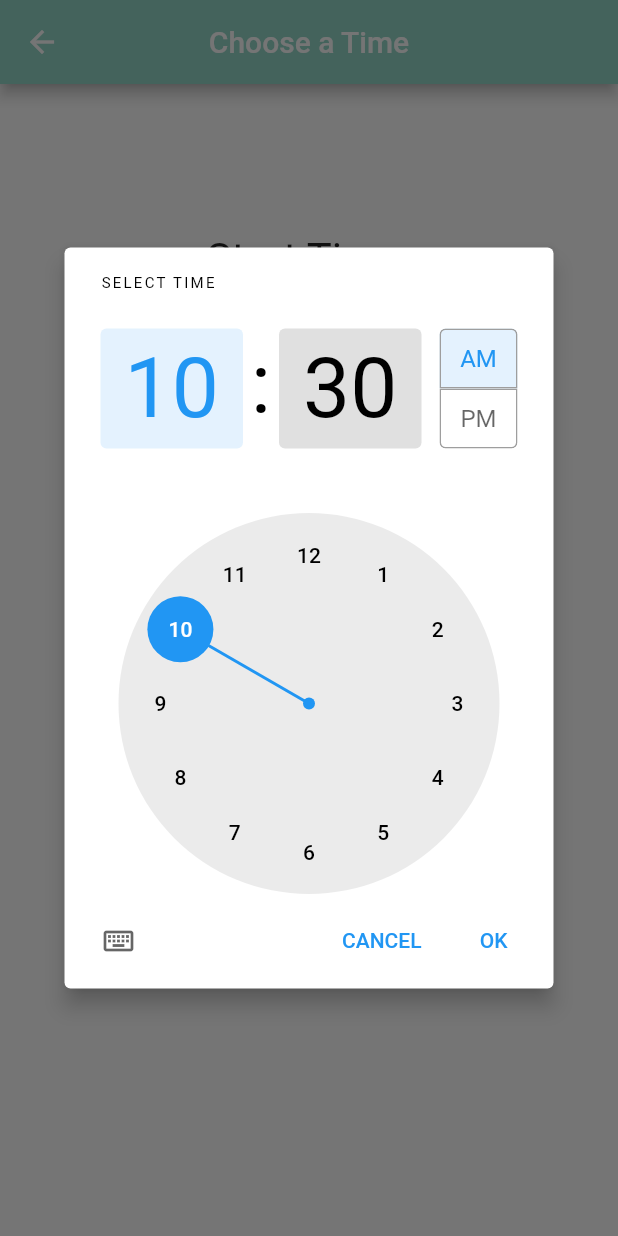
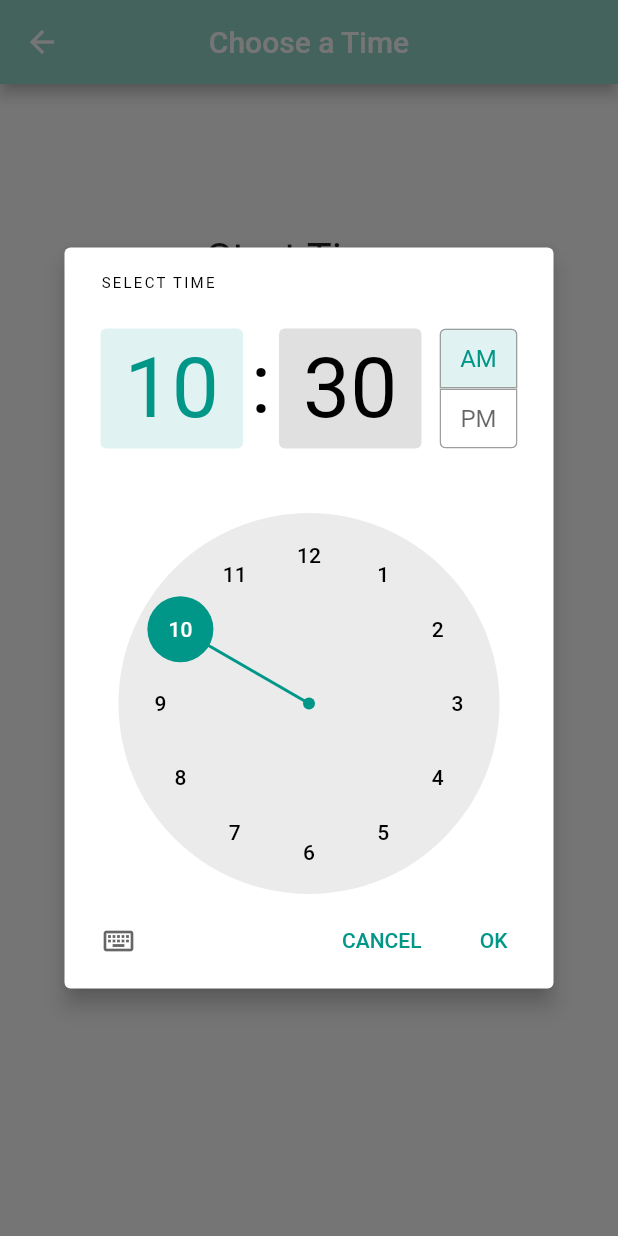
Before and after one commit to MartinDampier/Sound_Trek, a Flutter app: the BuildTimeEvent screen opened directly, after a tap on an icon or button, on a phone screen of 412 x 824 dp. Run offline on Flutter 3.47's test engine with Material 2 defaults, Android fonts, the phone set to English and light mode, and no system bars; our stand-ins replace flutter_slidable, flutter_speed_dial, flutter_svg, google_maps_flutter, just_audio, location.

Commit message:
Added theme to showTimePicker

```diff
--- a/lib/screens/event_builders/time_event_builder.dart
+++ b/lib/screens/event_builders/time_event_builder.dart
@@ -128,6 +128,9 @@ class BuildTimeEventState extends State<BuildTimeEvent> {
     final chosenTime = (await showTimePicker(
       context: context,
       initialTime: TimeOfDay.now(),
+      builder: (context, child) {
+        return Theme(data: ThemeData.light().copyWith(colorScheme: ColorScheme.light(primary: Colors.teal)), child: child!);
+      }
     ))!;
 
     setState(() {
@@ -141,6 +144,9 @@ class BuildTimeEventState extends State<BuildTimeEvent> {
     final chosenTime = (await showTimePicker(
       context: context,
       initialTime: TimeOfDay.now(),
+      builder: (context,child) {
+        return Theme(data: ThemeData.light().copyWith(colorScheme: ColorScheme.light(primary:Colors.teal)), child: child!);
+      }
     ))!;
 
     setState(() {
```
